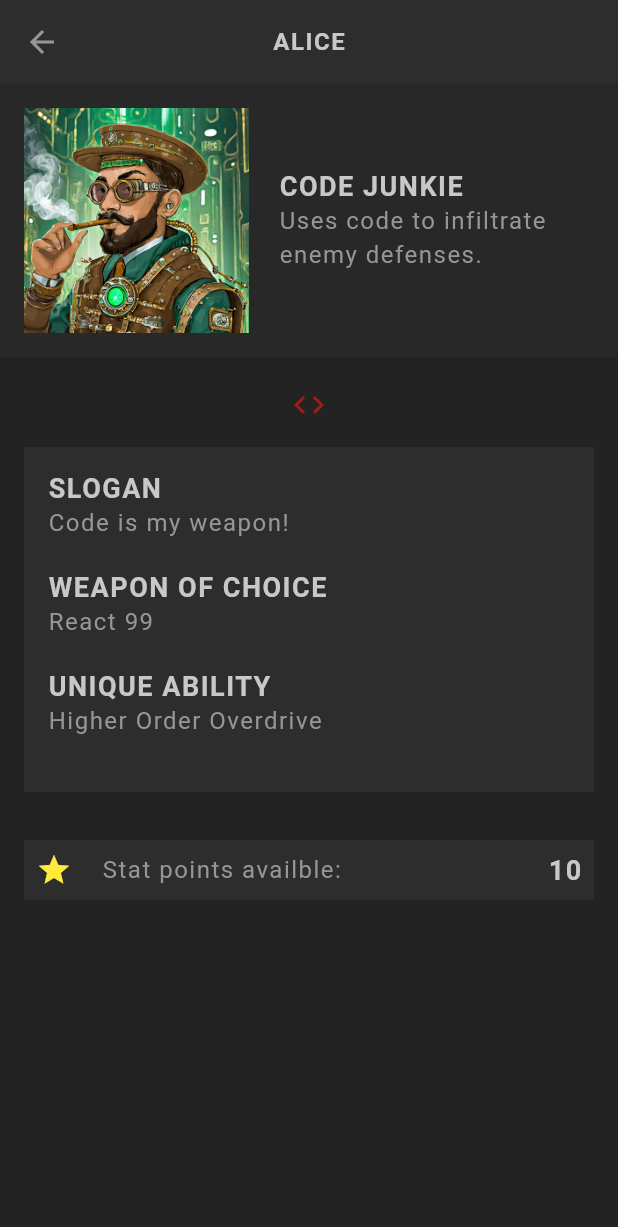
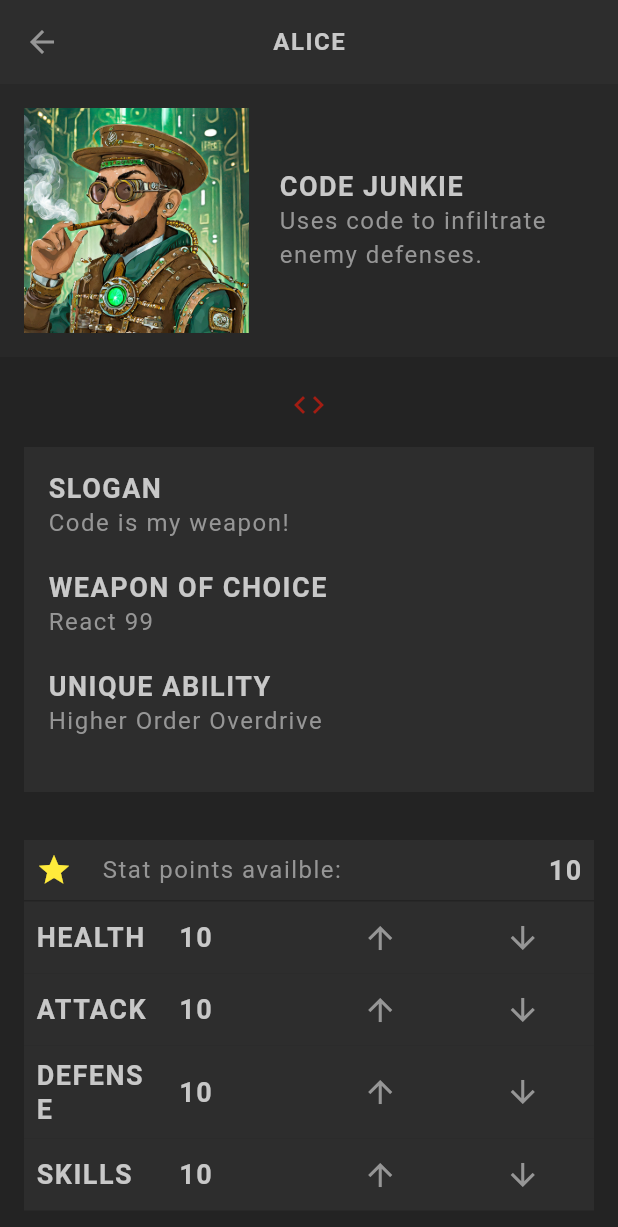
Before and after one commit to Hash001001/flutter_rpg, a Flutter app: the screen it shows after launch, after a tap on the "arrow forward" icon, on a phone screen of 412 x 824 dp. Shown: the top 1227 px of the screen. Run offline on Flutter 3.47's test engine with Material 3 defaults, Android fonts, the phone set to English and light mode, and no system bars; our stand-ins replace google_fonts; missing offline and left inert: dart:ffi; Roboto replaces fonts that are missing (Kanit).

Commit message:
- Implemented Table, TableRow and TableCell with widgets

```diff
--- a/lib/model/stats.dart
+++ b/lib/model/stats.dart
@@ -32,7 +32,7 @@ mixin Stats {
       if (stat == "health") {
         _health++;
       }
-      if (stat == "_attack") {
+      if (stat == "attack") {
         _attack++;
       }
 
@@ -43,6 +43,7 @@ mixin Stats {
       if (stat == "skills") {
         _skills++;
       }
+      _points--;
     }
   }
 
@@ -51,17 +52,17 @@ mixin Stats {
       _health--;
       _points++;
     }
-    if (stat == "_attack" && _attack > 5) {
+    if (stat == "attack" && _attack > 5) {
       _attack--;
       _points++;
     }
 
-    if (stat == "_defense" && _defense > 5) {
+    if (stat == "defense" && _defense > 5) {
       _defense--;
       _points++;
     }
 
-    if (stat == "_skills" && _skills > 5) {
+    if (stat == "skills" && _skills > 5) {
       _skills--;
       _points++;
     }
--- a/lib/screens/profile/stats_table.dart
+++ b/lib/screens/profile/stats_table.dart
@@ -2,7 +2,6 @@ import 'package:flutter/material.dart';
 import 'package:flutter_learning_projects/model/character.dart';
 import 'package:flutter_learning_projects/shared/text_style.dart';
 import 'package:flutter_learning_projects/theme.dart';
-
 
 class StatsTable extends StatefulWidget {
   const StatsTable(this.character, {super.key});
@@ -25,14 +24,72 @@ class _StatsTableState extends State<StatsTable> {
             padding: EdgeInsetsGeometry.all(8),
             child: Row(
               children: [
-                Icon(Icons.star,
-                color: widget.character.points > 0 ? Colors.yellow : Colors.grey,),
-                SizedBox(width: 20,),
+                Icon(
+                  Icons.star,
+                  color: widget.character.points > 0
+                      ? Colors.yellow
+                      : Colors.grey,
+                ),
+                SizedBox(width: 20),
                 StyledText(text: "Stat points availble:"),
-                Expanded(child: SizedBox(width: 20,)),
+                Expanded(child: SizedBox(width: 20)),
                 HeadlineText(text: widget.character.points.toString()),
               ],
             ),
+          ),
+          SizedBox(height: 1,),
+
+          Table(
+            children: widget.character.statsAsFormattedList.map((stat) {
+              return TableRow(
+                decoration: BoxDecoration(
+                  color: AppColor.secondaryColor
+                ),
+                children: [
+                  TableCell(
+                    verticalAlignment: TableCellVerticalAlignment.middle,
+                    child: Padding(
+                      padding: const EdgeInsets.all(8.0),
+                      child: HeadlineText(text: stat['title']!),
+                    ),
+                  ),
+
+                  TableCell(
+                    verticalAlignment: TableCellVerticalAlignment.middle,
+                    child: Padding(
+                      padding: const EdgeInsets.all(8.0),
+                      child: HeadlineText(text: stat['value']!),
+                    ),
+                  ),
+
+                  TableCell(
+                    verticalAlignment: TableCellVerticalAlignment.middle,
+                    child: IconButton(
+                      icon: Icon(Icons.arrow_upward),
+                      color: AppColor.textColor,
+                      onPressed: () {
+                        setState(() {
+                          widget.character.increaseStats(stat['title']!);
+                        });
+                      },
+                    ),
+                  ),
+
+                  TableCell(
+                    verticalAlignment: TableCellVerticalAlignment.middle,
+                    child: IconButton(
+                      icon: Icon(Icons.arrow_downward),
+                      color: AppColor.textColor,
+                      onPressed: () {
+                        setState(() {
+                          widget.character.decreaseStats(stat['title']!);
+                        });
+                      },
+                    ),
+                  ),
+                ],
+              );
+            }).toList(),
           ),
         ],
       ),
```
